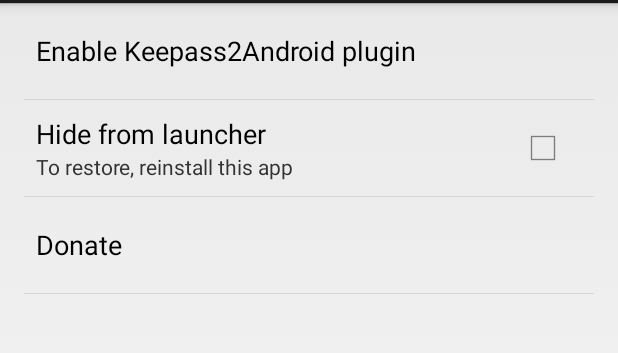
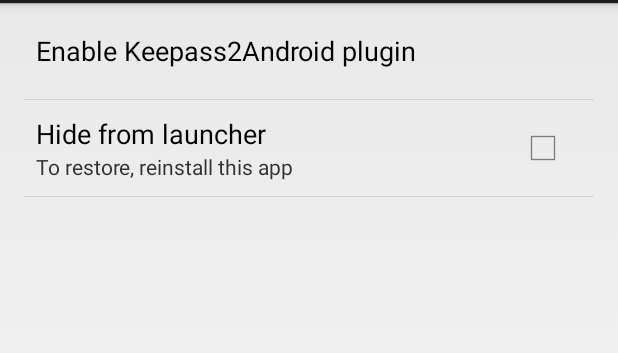
Before and after one commit to whs/K2AUSBKeyboard, an Android app: the screen it shows after launch (SettingsActivity), on a phone screen of 412 x 824 dp, the part 69-422 px from its top. Run offline under Robolectric (Android 15) with nearby library versions, the phone set to English and light mode, and no system bars.

Commit message:
Package rename as play store does not allow paypal

```diff
--- a/app/build.gradle
+++ b/app/build.gradle
@@ -5,7 +5,7 @@ android {
     buildToolsVersion "21.1.2"
 
     defaultConfig {
-        applicationId "th.in.whs.k2ausb"
+        applicationId "th.in.whs.k2ausbkbd"
         minSdkVersion 8
         targetSdkVersion 21
         versionCode 1
--- a/app/src/main/AndroidManifest.xml
+++ b/app/src/main/AndroidManifest.xml
@@ -1,6 +1,6 @@
 <?xml version="1.0" encoding="utf-8"?>
 <manifest xmlns:android="http://schemas.android.com/apk/res/android"
-    package="th.in.whs.k2ausb" >
+    package="th.in.whs.k2ausbkbd" >
 
     <uses-permission android:name="android.permission.ACCESS_SUPERUSER"/>
 
--- a/app/src/main/java/th/in/whs/k2ausb/KeepassAccessReceiver.java
+++ b/app/src/main/java/th/in/whs/k2ausbkbd/KeepassAccessReceiver.java
@@ -1,4 +1,4 @@
-package th.in.whs.k2ausb;
+package th.in.whs.k2ausbkbd;
 
 import android.util.Log;
 
--- a/app/src/main/java/th/in/whs/k2ausb/hid/Keyboard.java
+++ b/app/src/main/java/th/in/whs/k2ausbkbd/hid/Keyboard.java
@@ -1,6 +1,4 @@
-package th.in.whs.k2ausb.hid;
-
-import android.util.Log;
+package th.in.whs.k2ausbkbd.hid;
 
 import java.io.File;
 import java.io.IOException;
--- a/app/src/main/java/th/in/whs/k2ausb/hid/Keycode.java
+++ b/app/src/main/java/th/in/whs/k2ausbkbd/hid/Keycode.java
@@ -1,4 +1,4 @@
-package th.in.whs.k2ausb.hid;
+package th.in.whs.k2ausbkbd.hid;
 
 /**
  * Created by whs on 1/25/2015 AD.
--- a/app/src/main/res/values/strings.xml
+++ b/app/src/main/res/values/strings.xml
@@ -11,8 +11,6 @@
     <string name="type_user_pass_enter">Type username/password/enter to USB</string>
     <string name="hide_launcher">Hide from launcher</string>
     <string name="hide_launcher_restore">To restore, reinstall this app</string>
-    <string name="donate">Donate</string>
-    <string name="donate_url">https://www.paypal.com/cgi-bin/webscr?cmd=_donations&amp;business=manatsawin%40gmail%2ecom&amp;lc=GB&amp;item_name=K2A%20USB%20Keyboard&amp;no_note=0&amp;currency_code=USD&amp;bn=PP%2dDonationsBF%3abtn_donate_LG%2egif%3aNonHostedGuest</string>
     <string name="error_send">Error while sending USB key. Are you rooted and using supported kernel?</string>
     <string name="no_keycode">Text contains an unsupported character. Please file a bug.</string>
 </resources>
--- a/app/src/main/res/xml/pref_general.xml
+++ b/app/src/main/res/xml/pref_general.xml
@@ -9,9 +9,4 @@
         android:title="@string/hide_launcher"
         android:summary="@string/hide_launcher_restore"/>
 
-    <Preference android:title="@string/donate" >
-        <intent android:action="android.intent.action.VIEW"
-            android:data="@string/donate_url" />
-    </Preference>
-
 </PreferenceScreen>
```
Also changed, not shown: app/src/main/java/th/in/whs/k2ausbkbd/KeepassActionReceiver.java (renamed from app/src/main/java/th/in/whs/k2ausb/KeepassActionReceiver.java, +3 -4 lines), app/src/main/java/th/in/whs/k2ausbkbd/SettingsActivity.java (renamed from app/src/main/java/th/in/whs/k2ausb/SettingsActivity.java, +1 -9 lines), 7 other files.
